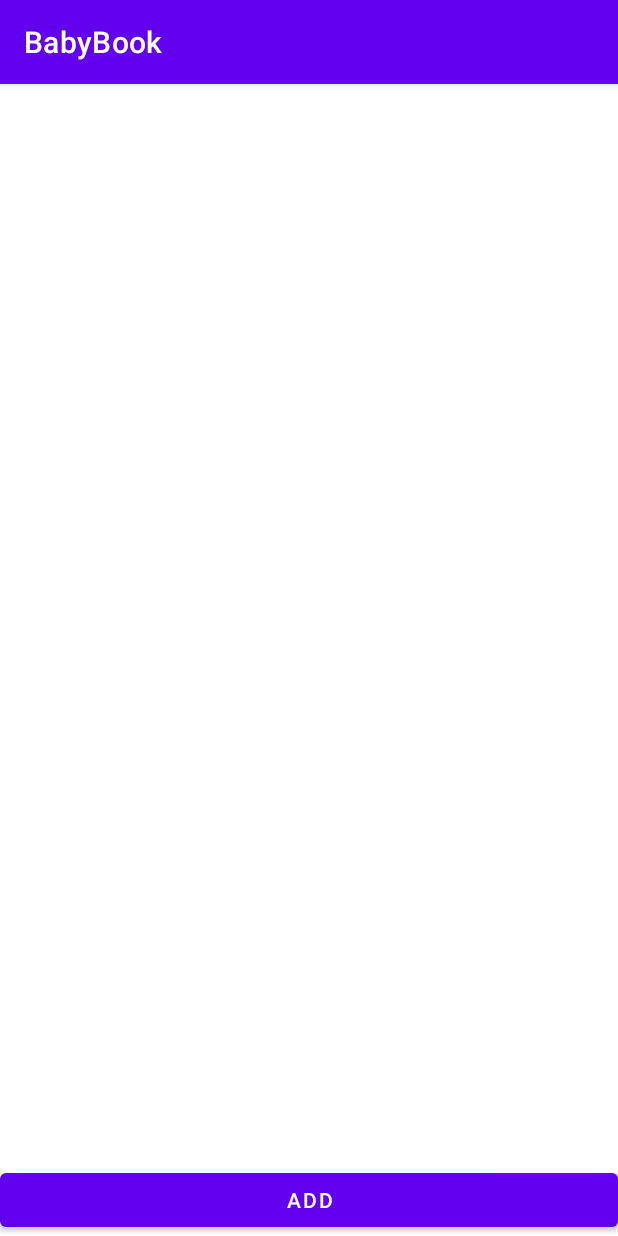
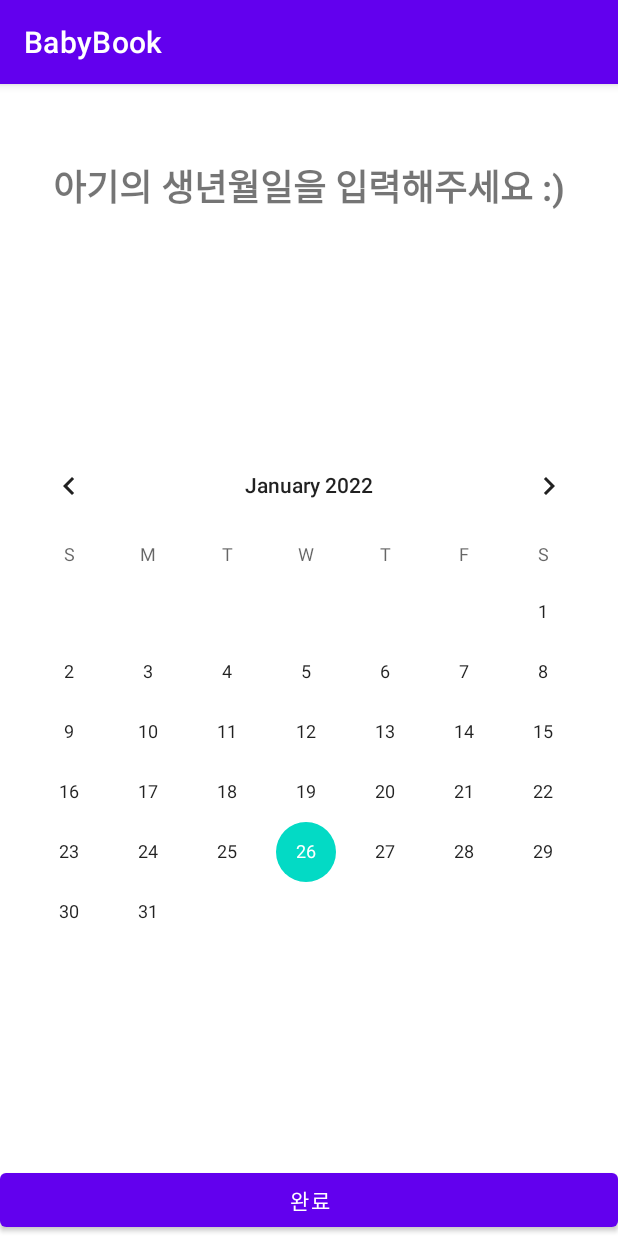
Before and after one commit to YongHo-Mun/BabyBook, an Android app: the screen it shows after launch (MainActivity), on a phone screen of 412 x 824 dp. Run offline under Robolectric (Android 15) with nearby library versions, the phone set to English and light mode, and no system bars; our stand-ins replace Dagger/Hilt's generated code.

Commit message:
[Feature] 아기 생년월일 화면 추가
아기 생년월일을 선택할 수 있는 화면 추가

```diff
--- /dev/null
+++ b/app/src/main/java/com/yongho/babybook/view/BirthdayFragment.kt
@@ -0,0 +1,19 @@
+package com.yongho.babybook.view
+
+import android.os.Bundle
+import androidx.fragment.app.Fragment
+import android.view.LayoutInflater
+import android.view.View
+import android.view.ViewGroup
+import com.yongho.babybook.R
+
+class BirthdayFragment : Fragment() {
+
+    override fun onCreate(savedInstanceState: Bundle?) {
+        super.onCreate(savedInstanceState)
+    }
+
+    override fun onCreateView(inflater: LayoutInflater, container: ViewGroup?,savedInstanceState: Bundle?): View? {
+        return inflater.inflate(R.layout.fragment_birthday, container, false)
+    }
+}
--- a/app/src/main/res/layout/activity_main.xml
+++ b/app/src/main/res/layout/activity_main.xml
@@ -4,4 +4,4 @@
     android:id="@+id/main_fragment_container"
     android:layout_width="match_parent"
     android:layout_height="match_parent"
-    android:name="com.yongho.babybook.view.MainFragment" />
+    android:name="com.yongho.babybook.view.BirthdayFragment" />
--- /dev/null
+++ b/app/src/main/res/layout/fragment_birthday.xml
@@ -0,0 +1,40 @@
+<?xml version="1.0" encoding="utf-8"?>
+<androidx.constraintlayout.widget.ConstraintLayout
+    xmlns:android="http://schemas.android.com/apk/res/android"
+    xmlns:app="http://schemas.android.com/apk/res-auto"
+    xmlns:tools="http://schemas.android.com/tools"
+    android:layout_width="match_parent"
+    android:layout_height="match_parent"
+    tools:context=".view.BirthdayFragment">
+
+    <TextView
+        android:id="@+id/title"
+        android:layout_width="0dp"
+        android:layout_height="wrap_content"
+        android:layout_marginTop="50dp"
+        android:gravity="center"
+        android:textSize="24sp"
+        android:textStyle="bold"
+        android:text="아기의 생년월일을 입력해주세요 :)"
+        app:layout_constraintStart_toStartOf="parent"
+        app:layout_constraintTop_toTopOf="parent"
+        app:layout_constraintEnd_toEndOf="parent" />
+
+    <CalendarView
+        android:layout_width="0dp"
+        android:layout_height="wrap_content"
+        app:layout_constraintStart_toStartOf="parent"
+        app:layout_constraintTop_toBottomOf="@id/title"
+        app:layout_constraintEnd_toEndOf="parent"
+        app:layout_constraintBottom_toTopOf="@id/done_button"/>
+
+    <Button
+        android:id="@+id/done_button"
+        android:layout_width="0dp"
+        android:layout_height="wrap_content"
+        android:text="완료"
+        app:layout_constraintBottom_toBottomOf="parent"
+        app:layout_constraintStart_toStartOf="parent"
+        app:layout_constraintEnd_toEndOf="parent" />
+
+</androidx.constraintlayout.widget.ConstraintLayout>
```
